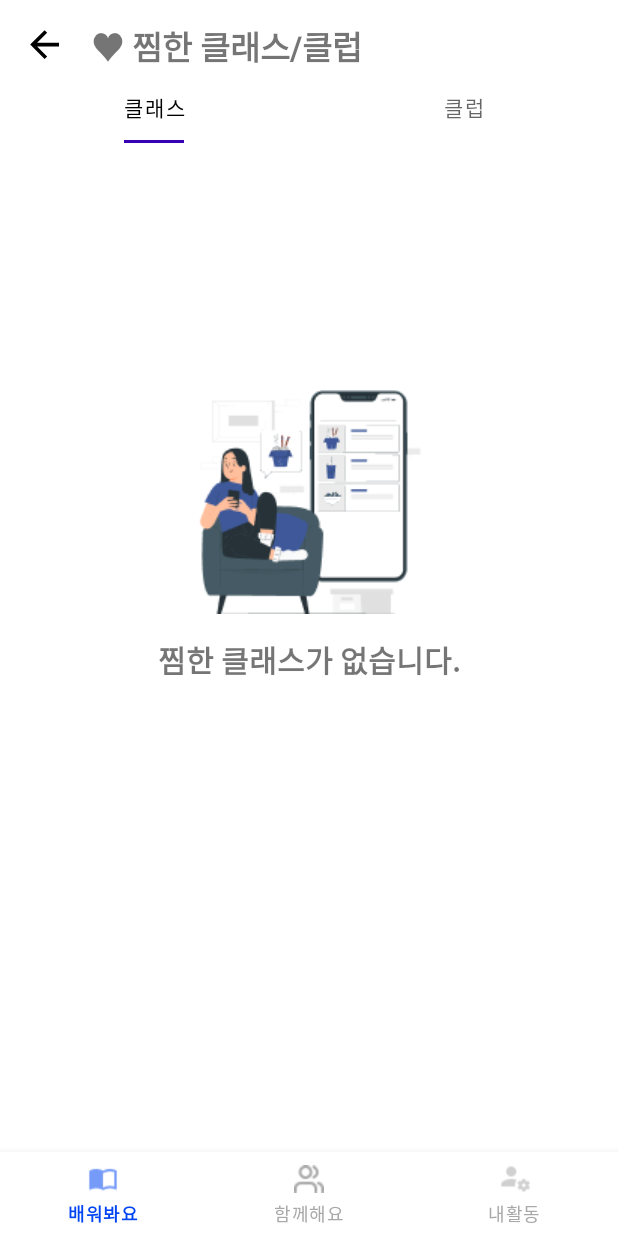
After one commit to KisungHong/seniorcafe, an Android app: the fragment MenuDetailFragment placed in its activity, on a phone screen of 412 x 824 dp. The commit adds this screen. Run offline under Robolectric (Android 15) with nearby library versions, the phone set to English and light mode, and no system bars.

Commit message:
12. MenuFragment RV ClickListener(+VP)

```diff
--- /dev/null
+++ b/app/src/main/java/com/example/seniorcafe/MenuDetailFragment.kt
@@ -0,0 +1,35 @@
+package com.example.seniorcafe
+
+import android.os.Bundle
+import android.view.LayoutInflater
+import android.view.View
+import android.view.ViewGroup
+import androidx.fragment.app.Fragment
+import com.example.seniorcafe.databinding.FragmentMenuDetailBinding
+import com.google.android.material.tabs.TabLayoutMediator
+
+class MenuDetailFragment : Fragment() {
+    lateinit var binding : FragmentMenuDetailBinding
+
+    private val information = arrayListOf("클래스", "클럽")
+
+    override fun onCreateView(
+        inflater: LayoutInflater,
+        container: ViewGroup?,
+        savedInstanceState: Bundle?
+    ): View? {
+        binding = FragmentMenuDetailBinding.inflate(inflater, container, false)
+
+        binding.backButton.setOnClickListener {
+            (context as MainActivity).supportFragmentManager.beginTransaction().replace(R.id.main_frm, MenuFragment()).commitAllowingStateLoss()
+        }
+
+        val menuDetailAdapter = MenuDetailVPAdapter(this)
+        binding.detailPageVp.adapter = menuDetailAdapter
+        TabLayoutMediator(binding.detailPageTb, binding.detailPageVp){
+            tab, position -> tab.text = information[position]
+        }.attach()
+
+        return binding.root
+    }
+}
--- /dev/null
+++ b/app/src/main/java/com/example/seniorcafe/MenuDetailVPAdapter.kt
@@ -0,0 +1,15 @@
+package com.example.seniorcafe
+
+import androidx.fragment.app.Fragment
+import androidx.viewpager2.adapter.FragmentStateAdapter
+
+class MenuDetailVPAdapter(fragment:Fragment) : FragmentStateAdapter(fragment){
+    override fun getItemCount(): Int =2
+
+    override fun createFragment(position: Int): Fragment {
+        return when(position){
+            0 -> MenuLessonFragment()
+            else -> MenuClubFragment()
+        }
+    }
+}
--- /dev/null
+++ b/app/src/main/java/com/example/seniorcafe/MenuLessonFragment.kt
@@ -0,0 +1,23 @@
+package com.example.seniorcafe
+
+import android.os.Bundle
+import android.view.LayoutInflater
+import android.view.View
+import android.view.ViewGroup
+import androidx.fragment.app.Fragment
+import com.example.seniorcafe.databinding.FragmentMenuLessonBinding
+
+class MenuLessonFragment : Fragment() {
+
+    lateinit var binding: FragmentMenuLessonBinding
+
+    override fun onCreateView(
+        inflater: LayoutInflater,
+        container: ViewGroup?,
+        savedInstanceState: Bundle?
+    ): View? {
+        binding = FragmentMenuLessonBinding.inflate(inflater, container, false)
+
+        return binding.root
+    }
+}
--- a/app/src/main/res/drawable/arrow_back.xml
+++ b/app/src/main/res/drawable/arrow_back.xml
@@ -1,5 +1,5 @@
 <vector android:autoMirrored="true" android:height="50dp"
-    android:tint="#000000" android:viewportHeight="50"
-    android:viewportWidth="50" android:width="50dp" xmlns:android="http://schemas.android.com/apk/res/android">
+    android:tint="#000000" android:viewportHeight="25"
+    android:viewportWidth="25" android:width="50dp" xmlns:android="http://schemas.android.com/apk/res/android">
     <path android:fillColor="@android:color/white" android:pathData="M20,11H7.83l5.59,-5.59L12,4l-8,8 8,8 1.41,-1.41L7.83,13H20v-2z"/>
 </vector>
--- /dev/null
+++ b/app/src/main/res/layout/fragment_menu_detail.xml
@@ -0,0 +1,53 @@
+<?xml version="1.0" encoding="utf-8"?>
+<androidx.constraintlayout.widget.ConstraintLayout xmlns:android="http://schemas.android.com/apk/res/android"
+    android:layout_width="match_parent"
+    android:layout_height="match_parent"
+    xmlns:app="http://schemas.android.com/apk/res-auto">
+
+    <ImageView
+        android:id="@+id/back_button"
+        android:layout_width="30dp"
+        android:layout_height="30dp"
+        android:src="@drawable/arrow_back"
+        android:layout_marginStart="15dp"
+        android:layout_marginTop="15dp"
+        app:layout_constraintStart_toStartOf="parent"
+        app:layout_constraintTop_toTopOf="parent"
+        />
+
+    <TextView
+        android:id="@+id/detail_title_tv"
+        android:layout_width="wrap_content"
+        android:layout_height="wrap_content"
+        android:text="♥ 찜한 클래스️/클럽"
+        android:textSize="22sp"
+        android:textStyle="bold"
+        app:layout_constraintStart_toEndOf="@id/back_button"
+        app:layout_constraintTop_toTopOf="@id/back_button"
+        app:layout_constraintBottom_toBottomOf="@id/back_button"
+        android:layout_marginStart="15dp"/>
+
+    <com.google.android.material.tabs.TabLayout
+        android:id="@+id/detail_page_tb"
+        android:layout_width="match_parent"
+        android:layout_height="wrap_content"
+        app:tabIndicatorFullWidth="false"
+        app:tabSelectedTextColor="@color/black"
+        app:layout_constraintTop_toBottomOf="@id/detail_title_tv"
+        app:layout_constraintStart_toStartOf="parent"
+        app:tabIndicatorColor="@color/purple_700"
+        app:layout_constraintEnd_toEndOf="parent"/>
+
+    <androidx.viewpager2.widget.ViewPager2
+        android:id="@+id/detail_page_vp"
+        android:layout_width="match_parent"
+        android:layout_height="0dp"
+        app:layout_constraintStart_toStartOf="parent"
+        app:layout_constraintTop_toBottomOf="@id/detail_page_tb"
+        app:layout_constraintEnd_toEndOf="parent"
+        app:layout_constraintBottom_toBottomOf="parent"/>
+
+
+
+
+</androidx.constraintlayout.widget.ConstraintLayout>
--- /dev/null
+++ b/app/src/main/res/layout/fragment_menu_lesson.xml
@@ -0,0 +1,29 @@
+<?xml version="1.0" encoding="utf-8"?>
+<androidx.constraintlayout.widget.ConstraintLayout xmlns:android="http://schemas.android.com/apk/res/android"
+    android:layout_width="match_parent"
+    android:layout_height="match_parent"
+    xmlns:app="http://schemas.android.com/apk/res-auto">
+
+    <ImageView
+        android:layout_width="wrap_content"
+        android:layout_height="wrap_content"
+        android:src="@drawable/pana"
+        app:layout_constraintBottom_toTopOf="@id/club_tv"
+        app:layout_constraintStart_toStartOf="parent"
+        app:layout_constraintEnd_toEndOf="parent"/>
+
+    <TextView
+        android:id="@+id/club_tv"
+        android:layout_width="match_parent"
+        android:layout_height="wrap_content"
+        android:text="찜한 클래스가 없습니다."
+        android:textStyle="bold"
+        android:textSize="20sp"
+        android:paddingTop="15dp"
+        app:layout_constraintTop_toTopOf="parent"
+        app:layout_constraintStart_toStartOf="parent"
+        app:layout_constraintEnd_toEndOf="parent"
+        app:layout_constraintBottom_toBottomOf="parent"
+        android:gravity="center"/>
+
+</androidx.constraintlayout.widget.ConstraintLayout>
--- a/app/src/main/res/layout/fragment_view_category.xml
+++ b/app/src/main/res/layout/fragment_view_category.xml
@@ -8,8 +8,8 @@
 
     <ImageView
         android:id="@+id/back_button"
-        android:layout_width="wrap_content"
-        android:layout_height="wrap_content"
+        android:layout_width="30dp"
+        android:layout_height="30dp"
         android:src="@drawable/arrow_back"
         android:layout_marginStart="15dp"
         android:layout_marginTop="15dp"
```
Also changed, not shown: app/src/main/java/com/example/seniorcafe/MenuClubFragment.kt (added, +22 -0 lines), app/src/main/java/com/example/seniorcafe/MenuFragment.kt (+11 -3 lines), app/src/main/java/com/example/seniorcafe/MenuRVAdapter.kt (+11 -1 lines), app/src/main/res/layout/fragment_menu_club.xml (added, +29 -0 lines), app/src/main/res/drawable/pana.png (added).
